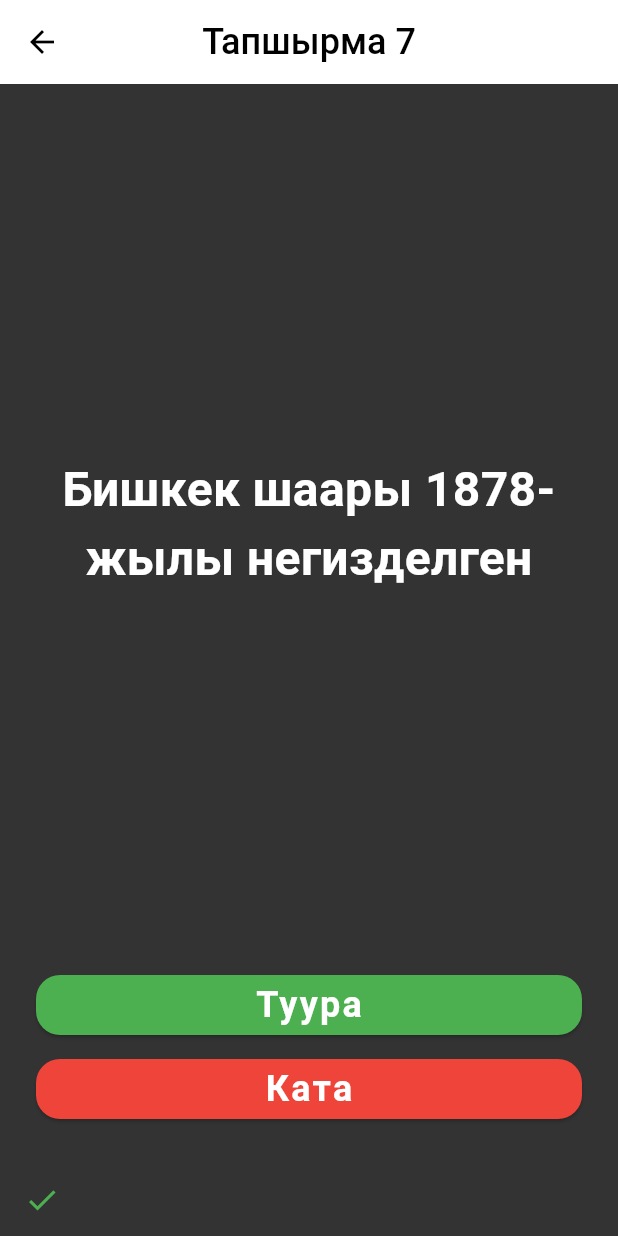
After one commit to meridina-hub/flutter_cource, a Flutter app: the QuizScreen screen opened directly, after a tap on "Туура", on a phone screen of 412 x 824 dp. The commit adds this screen. Run offline on Flutter 3.47's test engine with Material 3 defaults, Android fonts, the phone set to English and light mode, and no system bars; our stand-ins replace audioplayers, flutter_svg.

Commit message:
Quiz app in prosses

```diff
--- a/lib/home/cource_app_item.dart
+++ b/lib/home/cource_app_item.dart
@@ -2,6 +2,7 @@ import 'package:flutter/material.dart';
 import 'package:flutter_cource/counter_app/counter_screen.dart';
 import 'package:flutter_cource/dice_app/dice_screen.dart';
 import 'package:flutter_cource/im_rich/im_rich.dart';
+import 'package:flutter_cource/quiz_app/quiz_screen.dart';
 import 'package:flutter_cource/visit_card/visit_card_screen.dart';
 import 'package:flutter_cource/xylophone_app/xylophone_screen.dart';
 
@@ -68,7 +69,7 @@ class CourceAppItem {
       subtitle: "6-сабак. Тест виктрина",
       icon: Icons.quiz_outlined,
       color: Color(0xff2563eb),
-      pageBuilder: (_) => const CounterScreen(),
+      pageBuilder: (_) => const QuizScreen(),
     ),
     CourceAppItem(
       id: 7,
--- /dev/null
+++ b/lib/quiz_app/quiz_button.dart
@@ -0,0 +1,43 @@
+import 'package:flutter/material.dart';
+
+class QuizButton extends StatelessWidget {
+  final String text;
+  final Color color;
+  final VoidCallback onPressed;
+
+  const QuizButton({
+    super.key,
+    required this.text,
+    required this.color,
+    required this.onPressed,
+  });
+
+  @override
+  Widget build(BuildContext context) {
+    return Padding(
+      padding: const EdgeInsets.symmetric(horizontal: 24, vertical: 8),
+      child: SizedBox(
+        width: double.infinity,
+        height: 40,
+        child: ElevatedButton(
+          style: ElevatedButton.styleFrom(
+            backgroundColor: color,
+            foregroundColor: Colors.white,
+            shape: RoundedRectangleBorder(
+              borderRadius: BorderRadiusGeometry.circular(16),
+            ),
+          ),
+          onPressed: onPressed,
+          child: Text(
+            text,
+            style: TextStyle(
+              fontSize: 24,
+              fontWeight: FontWeight.w600,
+              letterSpacing: 1.5,
+            ),
+          ),
+        ),
+      ),
+    );
+  }
+}
--- /dev/null
+++ b/lib/quiz_app/quiz_data.dart
@@ -0,0 +1,44 @@
+// =============================================================================
+// СУРООЛОР ЖАНА МОДЕЛЬ ФАЙЛЫ (QUIZ DATA & MODEL)
+// =============================================================================
+
+/// Question классы — бул ар бир суроонун чертёжу (калыбы).
+/// Анын эки гана касиети бар:
+/// 1. questionText - суроонун тексти (String)
+/// 2. answer - туура же ката экендиги (bool: true же false)
+class Question {
+  final String questionText;
+  final bool answer;
+
+  const Question({required this.questionText, required this.answer});
+}
+
+/// Бул тизмеден суроолор кезек менен экранга чыгарылып турат.
+const List<Question> quizQuestions = [
+  Question(questionText: 'Кыргызстанда 7 область бар', answer: true),
+  Question(questionText: 'Бишкек шаары 1878-жылы негизделген', answer: true),
+  Question(
+    questionText: 'Ысык-Көл дүйнөдөгү эң терең көл',
+    answer: false, // Туура эмес: Дүйнөдөгү эң терең көл — Байкал
+  ),
+  Question(
+    questionText: 'Кыргызстандын эң бийик чокусу — Жеңиш чокусу (7439 м)',
+    answer: true,
+  ),
+  Question(
+    questionText: 'Сулайман-Тоо Бишкек шаарында жайгашкан',
+    answer: false, // Туура эмес: Сулайман-Тоо Ош шаарында жайгашкан
+  ),
+  Question(
+    questionText: 'Кыргызстандын туусунда 40 күн нуру чагылдырылган',
+    answer: true, // 40 байыркы кыргыз уруусун билдирет
+  ),
+  Question(
+    questionText: 'Кыргызстанда темир жол каттамы жок',
+    answer: false, // Туура эмес: Кыргызстанда темир жол каттамы бар
+  ),
+  Question(
+    questionText: 'Манас эпосу дүйнөдөгү эң чоң эпостордун бири',
+    answer: true,
+  ),
+];
--- /dev/null
+++ b/lib/quiz_app/quiz_screen.dart
@@ -0,0 +1,169 @@
+import 'package:flutter/material.dart';
+import 'package:flutter_cource/quiz_app/quiz_button.dart';
+import 'package:flutter_cource/quiz_app/quiz_data.dart';
+
+class QuizScreen extends StatefulWidget {
+  const QuizScreen({super.key});
+
+  @override
+  State<QuizScreen> createState() => _QuizScreenState();
+}
+
+class _QuizScreenState extends State<QuizScreen> {
+  int questionIndex = 0;
+  int correctAnswersCount = 0;
+  List<Widget> scoreKeeper = [];
+  void chekAnswer(bool userPickedAnswer) {
+    final bool correctAnswer = quizQuestions[questionIndex].answer;
+    final bool isCorrect = (userPickedAnswer == correctAnswer);
+
+    setState(() {
+      if (isCorrect) {
+        correctAnswersCount++;
+        scoreKeeper.add(
+          const Padding(
+            padding: EdgeInsets.symmetric(horizontal: 4),
+            child: Icon(Icons.check, color: Color(0xff4cb050)),
+          ),
+        );
+      } else {
+        scoreKeeper.add(
+          const Padding(
+            padding: EdgeInsets.symmetric(horizontal: 4),
+            child: Icon(Icons.check, color: Color(0xffef443a)),
+          ),
+        );
+      }
+      if (questionIndex < quizQuestions.length - 1) {
+        questionIndex++;
+      }
+    });
+    if (scoreKeeper == quizQuestions.length) {
+      Future.delayed(const Duration(microseconds: 300), () {
+        if (mounted) {
+          showResultDialog();
+        }
+      });
+    }
+  }
+
+  void showResultDialog() {
+    showDialog(
+      context: context,
+      barrierDismissible: false, // муну фолс кылып койбосо чыккан терезе экрандын баарын жаап калат.
+
+      builder: (BuildContext context) {
+        return AlertDialog(
+          shape: RoundedRectangleBorder(
+            borderRadius: BorderRadius.circular(16),
+          ),
+          title: const Text(
+            'Тест аягына чыкты',
+            textAlign: TextAlign.center,
+            style: TextStyle(fontSize: 20, fontWeight: FontWeight.bold),
+          ),
+          content: Text(
+            'Сиздин жыйынтык: $correctAnswersCount / ${quizQuestions.length}\n\n'
+            '${correctAnswersCount >= (quizQuestions.length / 2) ? "Азаматсыз, эң жакшы көрсөткүч!" : "Жакшы, дагы бир жолу аракет кылып көрүңүз"}',
+            textAlign: TextAlign.center,
+            style: const TextStyle(fontSize: 16),
+          ),
+          actionsAlignment: MainAxisAlignment.center,
+          actions: [
+            ElevatedButton(
+              style: ElevatedButton.styleFrom(
+                backgroundColor: const Color(0xff2563eb),
+                foregroundColor: Colors.white,
+                padding: const EdgeInsets.symmetric(
+                  horizontal: 24,
+                  vertical: 10,
+                ),
+                shape: RoundedRectangleBorder(
+                  borderRadius: BorderRadiusGeometry.circular(12),
+                ),
+              ),
+              onPressed: () {
+                Navigator.pop(context); // Диалог терезени жабуу
+                // Буга чейин болгон иш аракеттин баарын кайра башына түшүрүп салабыз (Reset)
+                setState(() {
+                  questionIndex = 0;
+                  correctAnswersCount = 0;
+                  scoreKeeper.clear();
+                });
+              },
+              child: const Text(
+                'Кайра баштоо',
+                style: TextStyle(fontSize: 16, fontWeight: FontWeight.w600),
+              ),
+            ),
+          ],
+        );
+      },
+    );
+  }
+
+  @override
+  build(BuildContext context) {
+    return Scaffold(
+      backgroundColor: const Color(0xff333333),
+      appBar: AppBar(
+        backgroundColor: Colors.white,
+        centerTitle: true,
+        iconTheme: const IconThemeData(color: Colors.black),
+        title: const Text(
+          'Тапшырма 7',
+          style: TextStyle(
+            color: Colors.black,
+            fontSize: 24,
+            fontWeight: FontWeight.w500,
+          ),
+        ),
+      ),
+      body: SafeArea(
+        child: Column(
+          crossAxisAlignment: CrossAxisAlignment.stretch,
+          children: [
+            Expanded(
+              flex: 2,
+              child: Padding(
+                padding: const EdgeInsets.symmetric(vertical: 12),
+                child: Center(
+                  child: Text(
+                    quizQuestions[questionIndex].questionText,
+                    textAlign: TextAlign.center,
+                    style: const TextStyle(
+                      color: Colors.white,
+                      fontSize: 32,
+                      fontWeight: FontWeight.w700,
+                    ),
+                  ),
+                ),
+              ),
+            ),
+            QuizButton(
+              text: 'Туура',
+              color: Color(0xff4cb050),
+              onPressed: () => chekAnswer(true),
+            ),
+            QuizButton(
+              text: 'Ката',
+              color: Color(0xffef443a),
+              onPressed: () => chekAnswer(false),
+            ),
+            const SizedBox(height: 20),
+            Container(
+              height: 38,
+              padding: const EdgeInsets.symmetric(horizontal: 12),
+              alignment: Alignment.bottomLeft,
+              child: SingleChildScrollView(
+                scrollDirection: Axis.horizontal,
+                child: Row(children: scoreKeeper),
+              ),
+            ),
+            SizedBox(height: 12),
+          ],
+        ),
+      ),
+    );
+  }
+}
```
